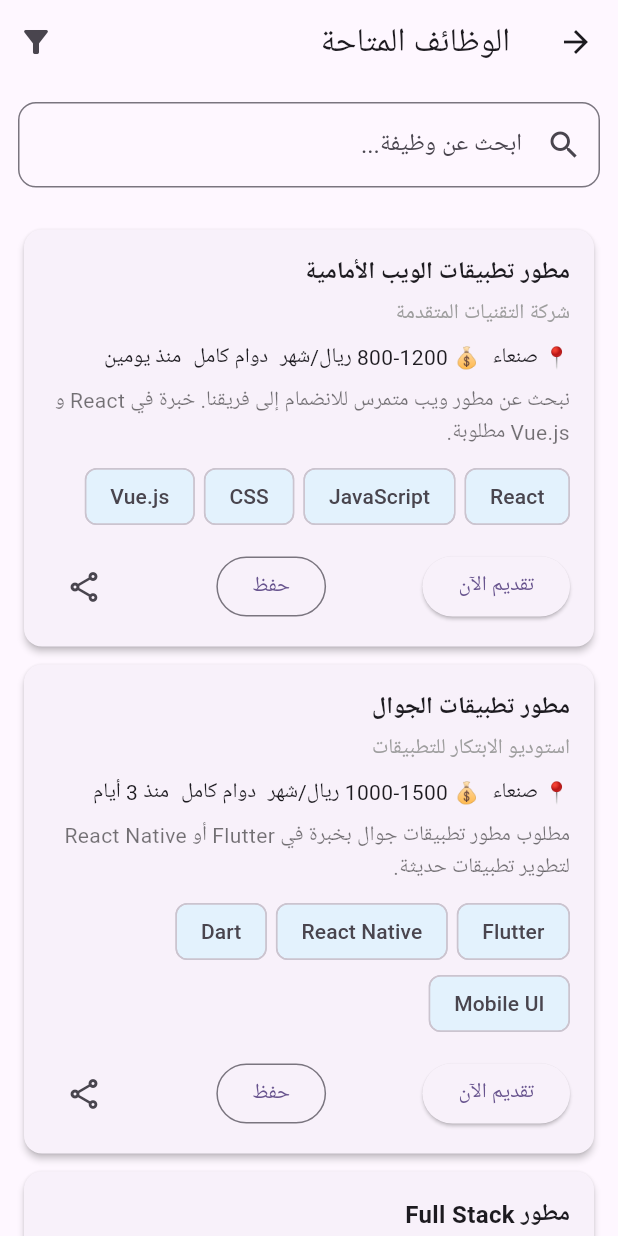
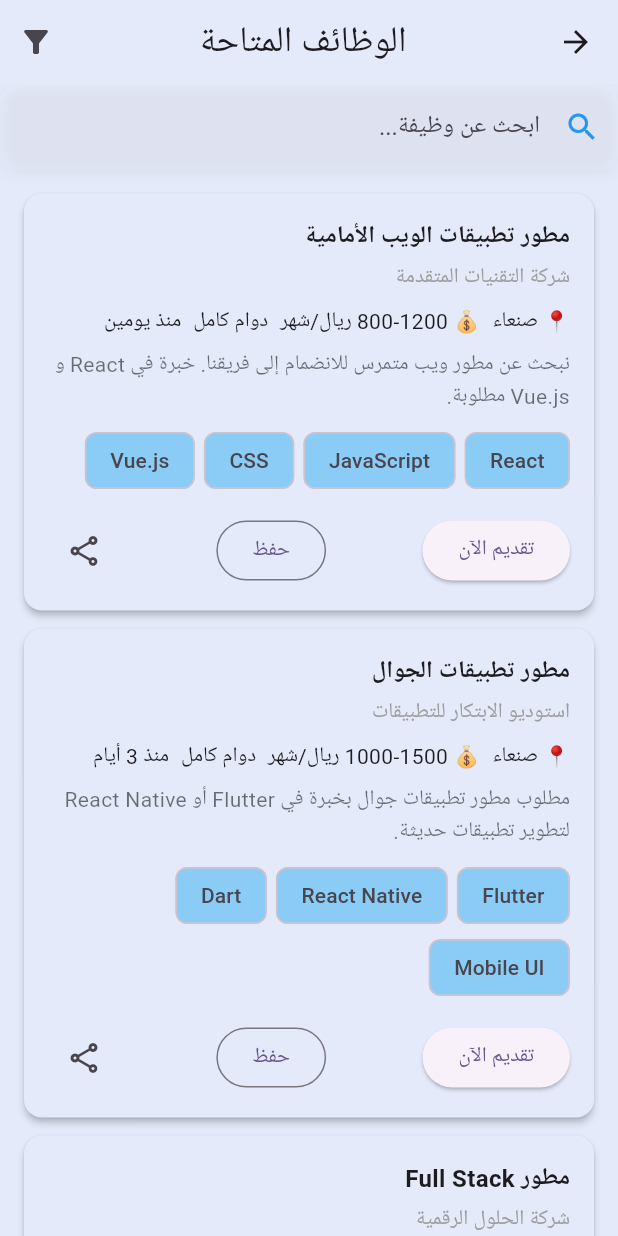
Before and after one commit to Munir600/jobs_platform1, a Flutter app: the JobsScreen screen opened by its route, on a phone screen of 412 x 824 dp. Run offline on Flutter 3.47's test engine with Material 3 defaults, Android fonts, the phone set to English and light mode, and no system bars; our stand-ins replace animated_splash_screen, flutter_secure_storage, image_picker, internet_connection_checker, lottie; accounts and stored records are empty; project files that could hold a hidden picture were left out.

Commit message:
تعديل تصميم شاشة ال JobsScreen و السيره الذاتية و تحديث الملف الشخصي لل jobseeker

```diff
--- a/lib/features/job_seeker/screens/cv_bulider.dart
+++ b/lib/features/job_seeker/screens/cv_bulider.dart
@@ -70,7 +70,7 @@ class _CvBuilderScreenState extends State<CvBuilderScreen> {
               ..._buildExperienceFields(),
               ElevatedButton.icon(
                 style: ElevatedButton.styleFrom(
-                    backgroundColor: Colors.blueAccent),
+                    backgroundColor: AppColors.primaryColor),
                 onPressed: () {
                   setState(() {
                     experiences.add(Experience());
@@ -85,7 +85,7 @@ class _CvBuilderScreenState extends State<CvBuilderScreen> {
               ..._buildEducationFields(),
               ElevatedButton.icon(
                 style: ElevatedButton.styleFrom(
-                    backgroundColor: Colors.blueAccent),
+                    backgroundColor: AppColors.primaryColor),
                 onPressed: () {
                   setState(() {
                     educations.add(Education());
--- a/lib/features/job_seeker/screens/edit_profile.dart
+++ b/lib/features/job_seeker/screens/edit_profile.dart
@@ -431,8 +431,19 @@ class _ProfileEditPageState extends State<ProfileEditPage> {
           ),
           const SizedBox(height: 24),
           Row(
-    mainAxisAlignment: MainAxisAlignment.end,
+    mainAxisAlignment: MainAxisAlignment.center,
     children: [
+      ElevatedButton(
+        style: ElevatedButton.styleFrom(
+          backgroundColor: AppColors.primaryColor,
+          foregroundColor: Colors.white,
+          shape: RoundedRectangleBorder(
+              borderRadius: BorderRadius.circular(12)),
+        ),
+        onPressed: _submit,
+        child: const Text('حفظ التغييرات'),
+      ),
+      const SizedBox(width: 12),
       TextButton(
         onPressed: () {
           showDialog(
@@ -445,7 +456,8 @@ class _ProfileEditPageState extends State<ProfileEditPage> {
                 TextButton(
                     onPressed: () =>
                         Navigator.of(ctx).pop(),
-                    child: const Text('إلغاء')),
+                    child: const Text('إلغاء')
+                ),
                 ElevatedButton(
                     style: ElevatedButton.styleFrom(
                       backgroundColor: AppColors.primaryColor,
@@ -456,24 +468,16 @@ class _ProfileEditPageState extends State<ProfileEditPage> {
                     ),
                     onPressed: () =>
                         Navigator.of(context).maybePop(),
-                    child: const Text('نعم')),
+                    child: const Text('نعم')
+                ),
               ],
             ),
           );
         },
         child: const Text('إلغاء'),
       ),
-      const SizedBox(width: 12),
-      ElevatedButton(
-        style: ElevatedButton.styleFrom(
-          backgroundColor: AppColors.primaryColor,
-          foregroundColor: Colors.white,
-          shape: RoundedRectangleBorder(
-              borderRadius: BorderRadius.circular(12)),
-        ),
-        onPressed: _submit,
-        child: const Text('حفظ التغييرات'),
-      )
+
+
     ],
           ),
         ],
--- a/lib/features/jobs/screens/jobs_screen.dart
+++ b/lib/features/jobs/screens/jobs_screen.dart
@@ -1,4 +1,5 @@
 import 'package:flutter/material.dart';
+import 'package:jobs_platform1/config/app_colors.dart';
 
 // ---------------------------
 // نموذج بيانات الوظيفة
@@ -141,8 +142,14 @@ class _JobsScreenState extends State<JobsScreen> {
     final filteredJobs = getFilteredJobs();
 
     return Scaffold(
+      backgroundColor: AppColors.backgroundColor,
       appBar: AppBar(
-        title: const Text("الوظائف المتاحة"),
+        backgroundColor: AppColors.backgroundColor,
+        title: Center(child: const Text("الوظائف المتاحة"
+        ,style: TextStyle(
+            fontSize: 24,
+          ),
+        )),
         actions: [
           IconButton(
             icon: const Icon(Icons.filter_alt),
@@ -152,6 +159,7 @@ class _JobsScreenState extends State<JobsScreen> {
           ),
         ],
       ),
+      // لا يعمل حاليا
       endDrawer: Drawer(
         child: ListView(
           padding: const EdgeInsets.all(16),
@@ -266,15 +274,30 @@ class _JobsScreenState extends State<JobsScreen> {
       body: Column(
         children: [
           // مربع البحث
-          Padding(
-            padding: const EdgeInsets.all(12),
+          Container(
+            decoration: BoxDecoration(
+              color: Colors.white.withValues(alpha: 0.1),
+              borderRadius: BorderRadius.circular(12),
+              boxShadow: [
+                BoxShadow(
+                  color: Colors.black.withValues(alpha: 0.05),
+                  blurRadius: 8,
+                  offset: Offset(0, 2),
+                ),
+              ],
+            ),
             child: TextField(
               decoration: InputDecoration(
                 hintText: "ابحث عن وظيفة...",
-                prefixIcon: const Icon(Icons.search),
-                border:
-                OutlineInputBorder(borderRadius: BorderRadius.circular(12)),
+                prefixIcon: const Icon(Icons.search, color: Colors.blue),
+                border: OutlineInputBorder(
+                  borderRadius: BorderRadius.circular(12),
+                  borderSide: BorderSide.none,
+                ),
+                filled: true,
+                fillColor: Colors.transparent,
               ),
+              style: TextStyle(color: AppColors.textColor),
               onChanged: (value) {
                 setState(() {
                   searchQuery = value;
@@ -282,6 +305,7 @@ class _JobsScreenState extends State<JobsScreen> {
               },
             ),
           ),
+
           // عرض الوظائف
           Expanded(
             child: filteredJobs.isEmpty
@@ -334,6 +358,7 @@ class JobCard extends StatelessWidget {
   @override
   Widget build(BuildContext context) {
     return Card(
+      color: AppColors.backgroundColor,
       margin: const EdgeInsets.only(bottom: 12),
       shape: RoundedRectangleBorder(borderRadius: BorderRadius.circular(12)),
       elevation: 2,
@@ -373,7 +398,7 @@ class JobCard extends StatelessWidget {
                 children: job.tags
                     .map((tag) => Chip(
                   label: Text(tag),
-                  backgroundColor: Colors.blue.shade50,
+                  backgroundColor:AppColors.accentColor ,
                 ))
                     .toList(),
               ),
@@ -382,7 +407,9 @@ class JobCard extends StatelessWidget {
                 mainAxisAlignment: MainAxisAlignment.spaceBetween,
                 children: [
                   ElevatedButton(
-                      onPressed: () {}, child: const Text("تقديم الآن")),
+                      onPressed: () {}, child: const Text("تقديم الآن"),
+
+                  ),
                   OutlinedButton(onPressed: () {}, child: const Text("حفظ")),
                   IconButton(
                       onPressed: () {}, icon: const Icon(Icons.share_outlined)),
```
